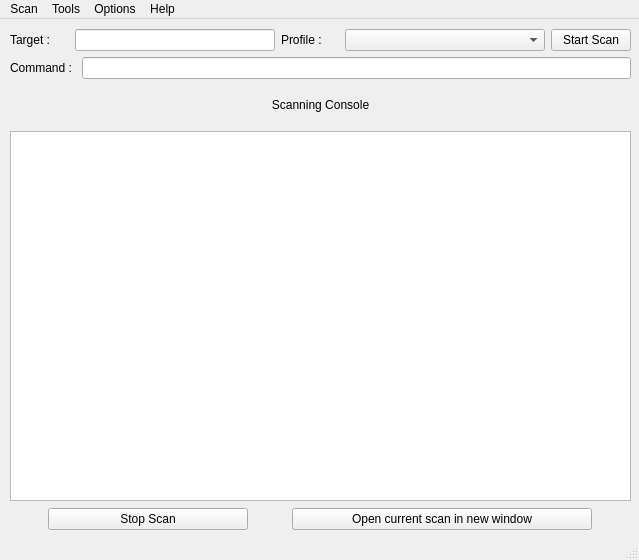
Before: the Qt Designer form zenmap.ui in hiemanshu/zenmap, drawn with Qt 5.
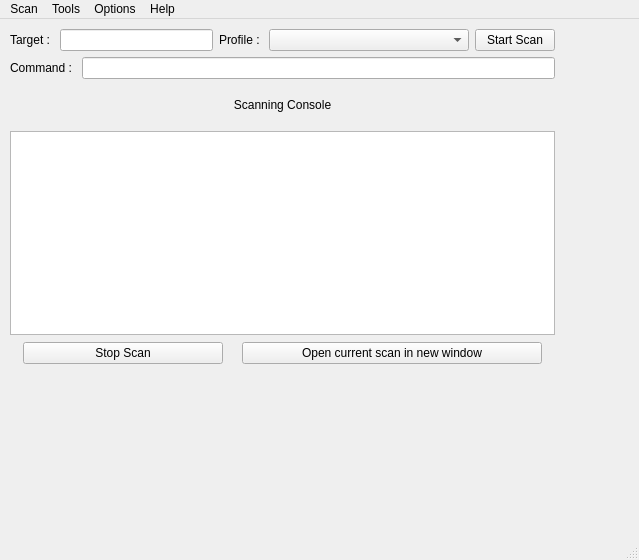
After: the same form once the commit is applied.

Commit message: Most of it works

What changed in the file:
```diff
--- a/zenmap.ui
+++ b/zenmap.ui
@@ -19,8 +19,8 @@
      <rect>
       <x>10</x>
       <y>10</y>
-      <width>621</width>
-      <height>501</height>
+      <width>545</width>
+      <height>335</height>
      </rect>
     </property>
     <layout class="QVBoxLayout" name="verticalLayout_2">
```
